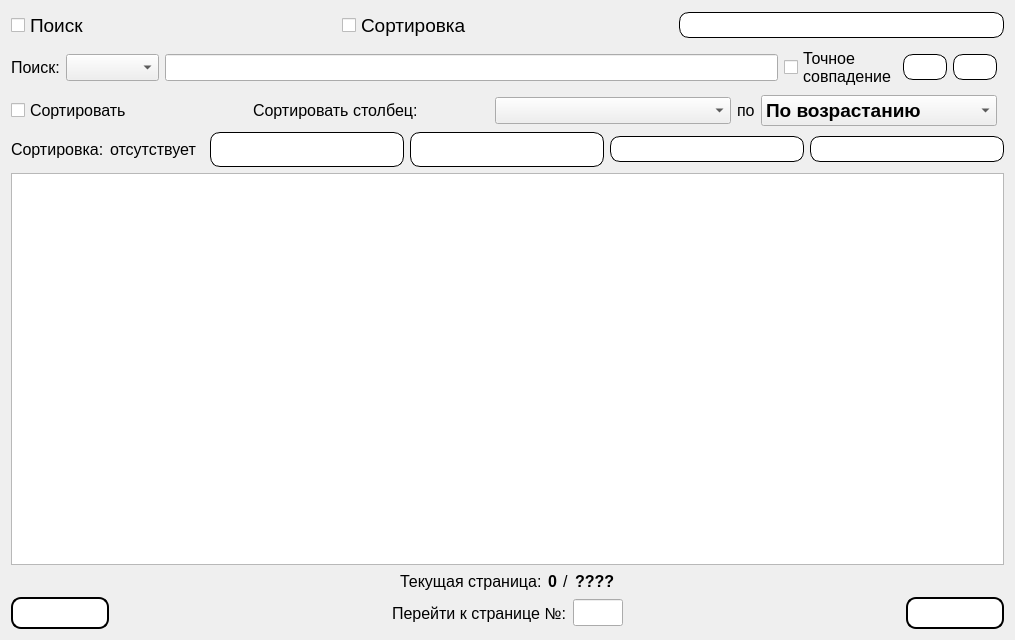
First picture: the form in Gui/TabWidgets/Admin/users.ui, repository MyEdit/Casino_Client, before the edit.
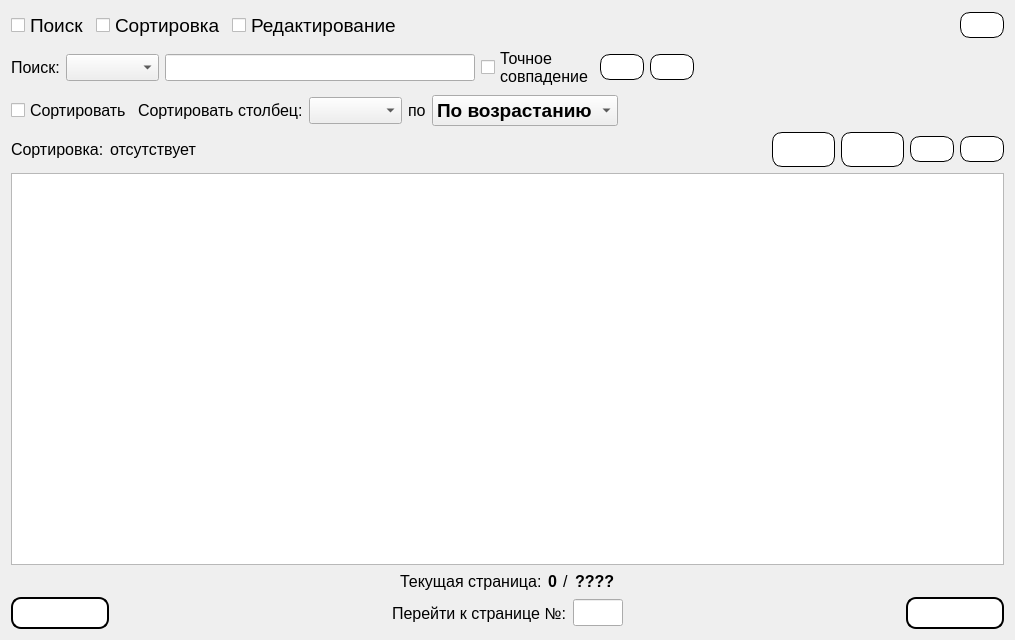
Second picture: the form after the edit. Icons and pictures are not drawn.

What changed in the file:
```diff
--- a/Gui/TabWidgets/Admin/users.ui
+++ b/Gui/TabWidgets/Admin/users.ui
@@ -42,11 +42,30 @@
        </property>
       </widget>
      </item>
+     <item>
+      <widget class="QCheckBox" name="checkBox_Editing">
+       <property name="font">
+        <font>
+         <family>Segoe UI</family>
+         <pointsize>14</pointsize>
+        </font>
+       </property>
+       <property name="text">
+        <string>Редактирование</string>
+       </property>
+      </widget>
+     </item>
      <item>
       <spacer name="horizontalSpacer_2">
        <property name="orientation">
         <enum>Qt::Horizontal</enum>
        </property>
+       <property name="sizeHint" stdset="0">
+        <size>
+         <width>0</width>
+         <height>0</height>
+        </size>
+       </property>
       </spacer>
      </item>
      <item>
@@ -212,6 +231,12 @@
        <property name="orientation">
         <enum>Qt::Horizontal</enum>
        </property>
+       <property name="sizeHint" stdset="0">
+        <size>
+         <width>0</width>
+         <height>0</height>
+        </size>
+       </property>
       </spacer>
      </item>
     </layout>
@@ -308,6 +333,12 @@
        <property name="orientation">
         <enum>Qt::Horizontal</enum>
        </property>
+       <property name="sizeHint" stdset="0">
+        <size>
+         <width>0</width>
+         <height>0</height>
+        </size>
+       </property>
       </spacer>
      </item>
     </layout>
@@ -357,6 +388,12 @@
        <property name="orientation">
         <enum>Qt::Horizontal</enum>
        </property>
+       <property name="sizeHint" stdset="0">
+        <size>
+         <width>0</width>
+         <height>0</height>
+        </size>
+       </property>
       </spacer>
      </item>
      <item>
```
